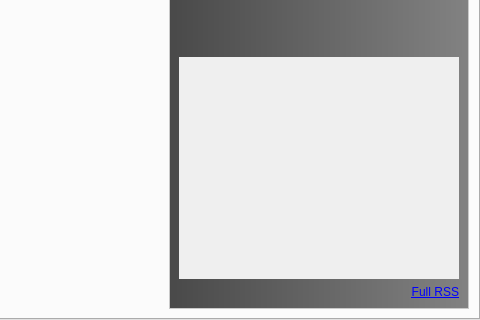
First picture: the form in library/tulip-gui/designer/AboutTulipPage.ui, repository Tulip-Dev/tulip, before the edit; both pictures show x 427 to 907 and y 252 to 572 of the 907 by 572 pixel window.
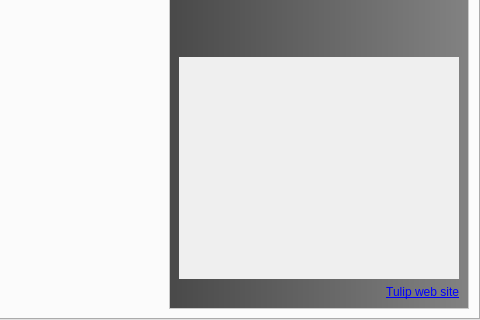
Second picture: the form after the edit. Icons and pictures are not drawn.

Commit message: About page updates: use sourceforge rss url to ease future updates of tulip.labri.fr + rename 'Full RSS' link into 'Tulip web site'

What changed in the file:
```diff
--- a/library/tulip-gui/designer/AboutTulipPage.ui
+++ b/library/tulip-gui/designer/AboutTulipPage.ui
@@ -237,7 +237,7 @@
 &lt;/style&gt;&lt;/head&gt;
 
 &lt;body&gt;
-&lt;p style=&quot; margin-top:0px; margin-bottom:0px; margin-left:0px; margin-right:0px; -qt-block-indent:0; text-indent:0px;&quot;&gt;&lt;a href=&quot;https://tulip.labri.fr&quot;&gt;Full RSS&lt;/a&gt;&lt;/p&gt;&lt;/body&gt;&lt;/html&gt;</string>
+&lt;p style=&quot; margin-top:0px; margin-bottom:0px; margin-left:0px; margin-right:0px; -qt-block-indent:0; text-indent:0px;&quot;&gt;&lt;a href=&quot;https://tulip.labri.fr&quot;&gt;Tulip web site&lt;/a&gt;&lt;/p&gt;&lt;/body&gt;&lt;/html&gt;</string>
               </property>
               <property name="openExternalLinks">
                 <bool>true</bool>
```
The commit also changes 1 other file.
